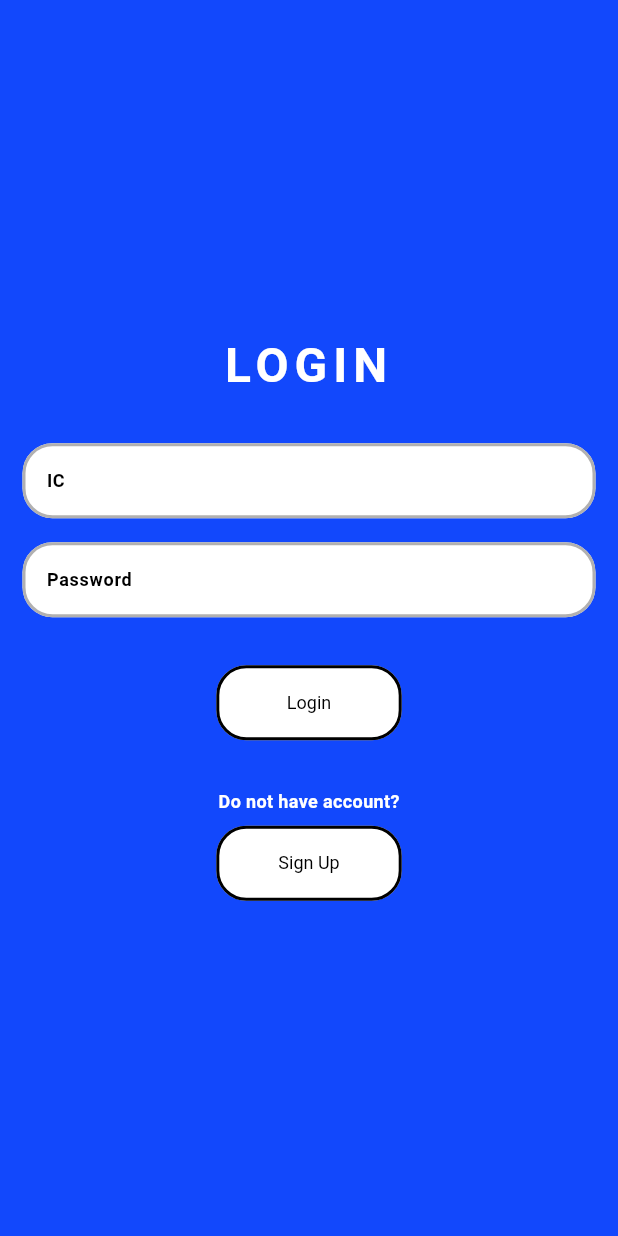
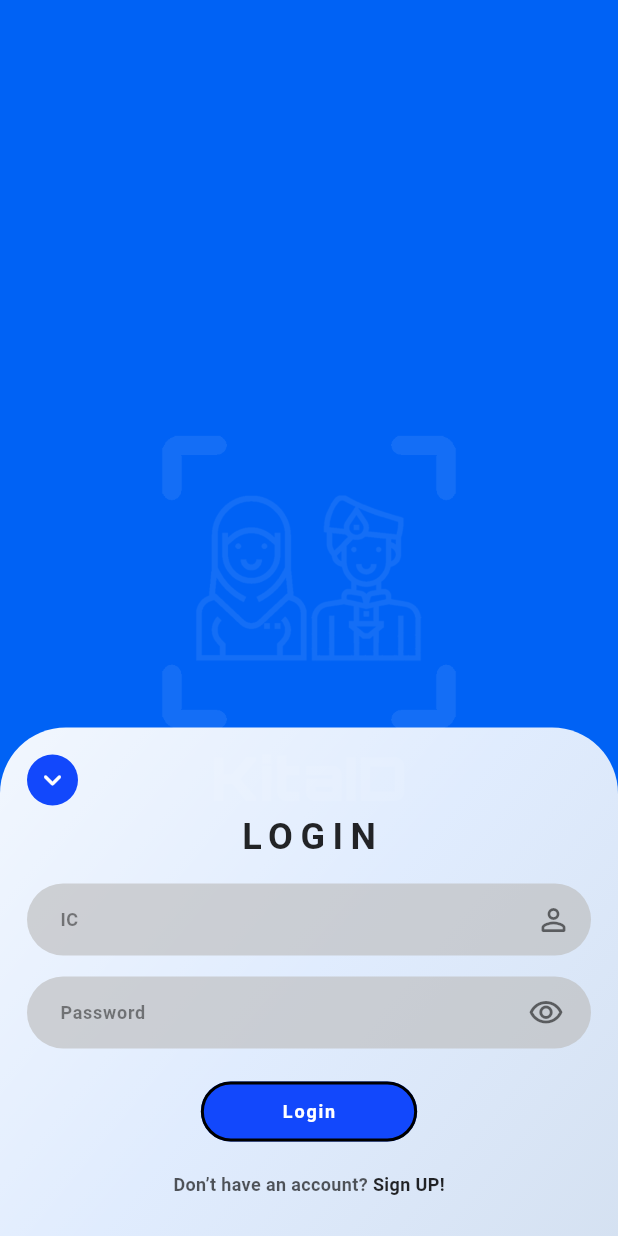
Before and after one commit to tanvironb/kitaid1, a Flutter app: the screen it shows after launch, on a phone screen of 412 x 824 dp. Run offline on Flutter 3.47's test engine with Material 3 defaults, Android fonts, the phone set to English and light mode, and no system bars; accounts and stored records are empty.

Commit message:
by monir

```diff
--- a/lib/features/authentication/screen/login/login.dart
+++ b/lib/features/authentication/screen/login/login.dart
@@ -1,4 +1,4 @@
-
+import 'dart:ui';
 import 'package:flutter/material.dart';
 import 'package:kitaid1/features/authentication/screen/homepage/home_page.dart';
 import 'package:kitaid1/features/authentication/screen/register/signup_page.dart';
@@ -6,147 +6,282 @@ import 'package:kitaid1/utilities/constant/color.dart';
 import 'package:kitaid1/utilities/constant/sizes.dart';
 import 'package:kitaid1/utilities/constant/texts.dart';
 
-class LoginScreen extends StatelessWidget {
+class LoginScreen extends StatefulWidget {
   const LoginScreen({super.key});
 
   @override
-  Widget build(BuildContext context) {
-    return Scaffold(
-      backgroundColor: mycolors.Primary, // Blue page background
-      body: SafeArea(
-        child: Center(
-          child: SingleChildScrollView(
-            padding: const EdgeInsets.all(15.0),
-            child: Column(
-              crossAxisAlignment: CrossAxisAlignment.stretch,
-              children: [
-                // ===== Header =====
-                Text(
-                  mytitle.loginTitle, // "Login"
-                  style: Theme.of(context)
-                      .textTheme
-                      .headlineLarge
-                      ?.copyWith(color: Colors.white,
-                      letterSpacing: 4),
+  State<LoginScreen> createState() => _LoginScreenState();
+}
 
-                  textAlign: TextAlign.center,
+class _LoginScreenState extends State<LoginScreen>
+    with SingleTickerProviderStateMixin {
+  late final AnimationController _controller;
+  late final Animation<Offset> _sheetSlide;
+  late final Animation<double> _sheetFade;
+
+  bool _hidePassword = true;
+
+  final _icController = TextEditingController();
+  final _pwController = TextEditingController();
+
+  @override
+  void initState() {
+    super.initState();
+
+    _controller = AnimationController(
+      vsync: this,
+      duration: const Duration(milliseconds: 700),
+    );
+
+    _sheetSlide = Tween<Offset>(
+      begin: const Offset(0, 0.25),
+      end: Offset.zero,
+    ).animate(CurvedAnimation(parent: _controller, curve: Curves.easeOutCubic));
+
+    _sheetFade = Tween<double>(begin: 0, end: 1).animate(
+      CurvedAnimation(parent: _controller, curve: const Interval(0.0, 0.85)),
+    );
+
+    _controller.forward();
+  }
+
+  @override
+  void dispose() {
+    _controller.dispose();
+    _icController.dispose();
+    _pwController.dispose();
+    super.dispose();
+  }
+
+  InputDecoration _pillDecoration({
+    required String hint,
+    required Widget suffix,
+  }) {
+    return InputDecoration(
+      hintText: hint,
+      hintStyle: TextStyle(
+        color: Colors.black.withOpacity(0.45),
+        fontSize: mysizes.fontSm,
       ),
-                const SizedBox(height: mysizes.spacebtwsections),
-
-                // ===== Form =====
-                // IC
-                Column(
-                   crossAxisAlignment: CrossAxisAlignment.start,
-                   mainAxisAlignment: MainAxisAlignment.center,
-                   children: [
-                    TextFormField(
-                      style: const TextStyle(color: mycolors.textPrimary, fontSize: mysizes.fontSm),
-                  decoration: const InputDecoration(
-                    labelText: mytitle.icno,
-                    // force white field
       filled: true,
-                    fillColor: Colors.white,
-
-
+      fillColor: Colors.grey.shade400.withOpacity(0.65),
+      contentPadding: const EdgeInsets.symmetric(horizontal: 18, vertical: 14),
+      border: OutlineInputBorder(
+        borderRadius: BorderRadius.circular(999),
+        borderSide: BorderSide.none,
+      ),
+      enabledBorder: OutlineInputBorder(
+        borderRadius: BorderRadius.circular(999),
+        borderSide: BorderSide.none,
+      ),
+      focusedBorder: OutlineInputBorder(
+        borderRadius: BorderRadius.circular(999),
+        borderSide: BorderSide(
+          color: mycolors.Primary.withOpacity(0.35),
+          width: 1.2,
         ),
       ),
-                   ],
+      suffixIcon: Padding(
+        padding: const EdgeInsets.only(right: 6),
+        child: suffix,
       ),
+      suffixIconConstraints: const BoxConstraints(minWidth: 44, minHeight: 44),
+    );
+  }
 
-                const SizedBox(height: mysizes.spacebtwitems),
+  @override
+  Widget build(BuildContext context) {
+    final size = MediaQuery.of(context).size;
 
-                // Password
-                Column(
-                   crossAxisAlignment: CrossAxisAlignment.start,
-                   mainAxisAlignment: MainAxisAlignment.center,
+    return Scaffold(
+      body: SafeArea(
+        child: Stack(
           children: [
-                     TextFormField(
-                      style: const TextStyle(color: mycolors.textPrimary, fontSize: mysizes.fontSm),
-                  obscureText: true,
-                  decoration: const InputDecoration(
-                    labelText: mytitle.password,
-                    filled: true,
-                    fillColor: Colors.white,
+            // ===== SAME BACKGROUND AS SPLASH =====
+              Positioned.fill(
+                child: Container(
+                  color: const Color.fromARGB(255, 0, 98, 245),
                 ),
               ),
 
-                ],
+              // ===== LOGO (NO BLUR, JUST SOFT OPACITY) =====
+              Positioned.fill(
+                child: Center(
+                  child: Opacity(
+                    opacity: 0.08,
+                    child: Image.asset(
+                      "assets/logo.png",
+                      width: MediaQuery.of(context).size.width * 1.0,
+                      fit: BoxFit.contain,
                     ),
-
-                const SizedBox(height: mysizes.spacebtwsections),
-
-                // Login button (white)
-                Center(
-                  child: SizedBox(
-                  // width: double.infinity,
-                  width:  MediaQuery.of(context).size.width * 0.3,
-                  child: ElevatedButton(
-                    onPressed: () {
-                       Navigator.push(
-                            context,
-                            MaterialPageRoute(
-                              builder: (_) => const HomePage(),
-                            ),
-                          );
-                    },
-                    style: ElevatedButton.styleFrom(
-                      backgroundColor: Colors.white,
-                      foregroundColor: mycolors.textPrimary,
-                      padding: const EdgeInsets.symmetric(
-                        vertical: mysizes.btnheight,
-                      ),
-                      shape: RoundedRectangleBorder(
-                        borderRadius:
-                            BorderRadius.circular(mysizes.borderRadiusLg),
-                        side: const BorderSide(color: Colors.white),
-                      ),
-                      elevation: 0,
-                    ),
-                    child: const Text('Login'),
-
                   ),
                 ),
               ),
 
 
-                const SizedBox(height: mysizes.spacebtwsections),
+            // ===== Bottom sheet (animated) =====
+            Align(
+              alignment: Alignment.bottomCenter,
+              child: FadeTransition(
+                opacity: _sheetFade,
+                child: SlideTransition(
+                  position: _sheetSlide,
+                  child: Container(
+                    width: double.infinity,
+                    padding: const EdgeInsets.fromLTRB(18, 18, 18, 26),
+                    decoration: BoxDecoration(
+                      borderRadius: const BorderRadius.vertical(
+                        top: Radius.circular(44),
+                      ),
+                      gradient: LinearGradient(
+                        begin: Alignment.topLeft,
+                        end: Alignment.bottomRight,
+                        colors: [
+                          Colors.white.withOpacity(0.95),
+                          Colors.white.withOpacity(0.88),
+                          Colors.blueGrey.shade50.withOpacity(0.90),
+                        ],
+                      ),
+                    ),
+                    child: SingleChildScrollView(
+                      child: Column(
+                        children: [
+                          // small down arrow bubble
+                          Align(
+                            alignment: Alignment.centerLeft,
+                            child: Container(
+                              width: 34,
+                              height: 34,
+                              decoration: const BoxDecoration(
+                                shape: BoxShape.circle,
+                                color: mycolors.Primary,
+                              ),
+                              child: IconButton(
+                                padding: EdgeInsets.zero,
+                                icon: const Icon(
+                                  Icons.keyboard_arrow_down_rounded,
+                                  color: Colors.white,
+                                ),
+                                  onPressed: () {
+                                    FocusScope.of(context).unfocus(); // close keyboard only
+                                  },
+                              ),
+                            ),
+                          ),
 
-                // ===== Footer =====
-                Column(
-                  children: [
-                    const Text(
-                      'Do not have account?',
-                      style: TextStyle(color: Colors.white,fontSize:mysizes.fontSm ),
+                          const SizedBox(height: 6),
+
+                          // Title
+                          Text(
+                            mytitle.loginTitle.toUpperCase(),
+                            style: Theme.of(context).textTheme.titleLarge?.copyWith(
+                                  letterSpacing: 5,
+                                  fontWeight: FontWeight.w700,
+                                  color: Colors.black.withOpacity(0.85),
                                 ),
-                    const SizedBox(height: mysizes.sm),
+                          ),
 
-                    // Signup button (white)
+                          const SizedBox(height: 16),
+
+                          // IC
+                          TextFormField(
+                            controller: _icController,
+                            style: TextStyle(
+                              color: Colors.black.withOpacity(0.85),
+                              fontSize: mysizes.fontSm,
+                            ),
+                            decoration: _pillDecoration(
+                              hint: mytitle.icno,
+                              suffix: Icon(
+                                Icons.person_outline_rounded,
+                                color: Colors.black.withOpacity(0.55),
+                              ),
+                            ),
+                          ),
+
+                          const SizedBox(height: 14),
+
+                          // Password
+                          TextFormField(
+                            controller: _pwController,
+                            obscureText: _hidePassword,
+                            style: TextStyle(
+                              color: Colors.black.withOpacity(0.85),
+                              fontSize: mysizes.fontSm,
+                            ),
+                            decoration: _pillDecoration(
+                              hint: mytitle.password,
+                              suffix: IconButton(
+                                onPressed: () =>
+                                    setState(() => _hidePassword = !_hidePassword),
+                                icon: Icon(
+                                  _hidePassword
+                                      ? Icons.visibility_outlined
+                                      : Icons.visibility_off_outlined,
+                                  color: Colors.black.withOpacity(0.55),
+                                ),
+                              ),
+                            ),
+                          ),
+
+                          const SizedBox(height: 18),
+
+                          // Login button (blue)
                           SizedBox(
-                      //width: double.infinity,
-                      width:  MediaQuery.of(context).size.width * 0.3,
+                            width: size.width * 0.35,
                             child: ElevatedButton(
                               onPressed: () {
                                 Navigator.push(
                                   context,
-                            MaterialPageRoute(
-                              builder: (_) => const SignUpPage(),
-                            ),
+                                  MaterialPageRoute(builder: (_) => const HomePage()),
                                 );
                               },
                               style: ElevatedButton.styleFrom(
-                          backgroundColor: Colors.white,
-                          foregroundColor: mycolors.textPrimary,
-                          padding: const EdgeInsets.symmetric(
-                            vertical: mysizes.btnheight,
+                                backgroundColor: mycolors.Primary,
+                                foregroundColor: Colors.white,
+                                elevation: 0,
+                                padding: const EdgeInsets.symmetric(vertical: 12),
+                                shape: RoundedRectangleBorder(
+                                  borderRadius: BorderRadius.circular(999),
                                 ),
-                          shape: RoundedRectangleBorder(
-                            borderRadius:
-                                BorderRadius.circular(mysizes.borderRadiusLg),
-                            side: const BorderSide(color: Colors.white),
                               ),
-                          elevation: 0,
+                              child: const Text(
+                                'Login',
+                                style: TextStyle(
+                                  fontWeight: FontWeight.w600,
+                                  letterSpacing: 1.2,
                                 ),
-                        child: const Text('Sign Up'),
+                              ),
+                            ),
+                          ),
+
+                          const SizedBox(height: 16),
+
+                          // Footer
+                          Row(
+                            mainAxisAlignment: MainAxisAlignment.center,
+                            children: [
+                              Text(
+                                "Don’t have an account? ",
+                                style: TextStyle(
+                                  color: Colors.black.withOpacity(0.65),
+                                  fontSize: mysizes.fontSm,
+                                ),
+                              ),
+                              GestureDetector(
+                                onTap: () {
+                                  Navigator.push(
+                                    context,
+                                    MaterialPageRoute(builder: (_) => const SignUpPage()),
+                                  );
+                                },
+                                child: Text(
+                                  "Sign UP!",
+                                  style: TextStyle(
+                                    color: Colors.black.withOpacity(0.85),
+                                    fontSize: mysizes.fontSm,
+                                    fontWeight: FontWeight.w700,
+                                  ),
                                 ),
                               ),
                             ],
@@ -156,6 +291,11 @@ class LoginScreen extends StatelessWidget {
                     ),
                   ),
                 ),
+              ),
+            ),
+          ],
+        ),
+      ),
     );
   }
 }
```
Lines whose indentation alone changed are shown as unchanged.
